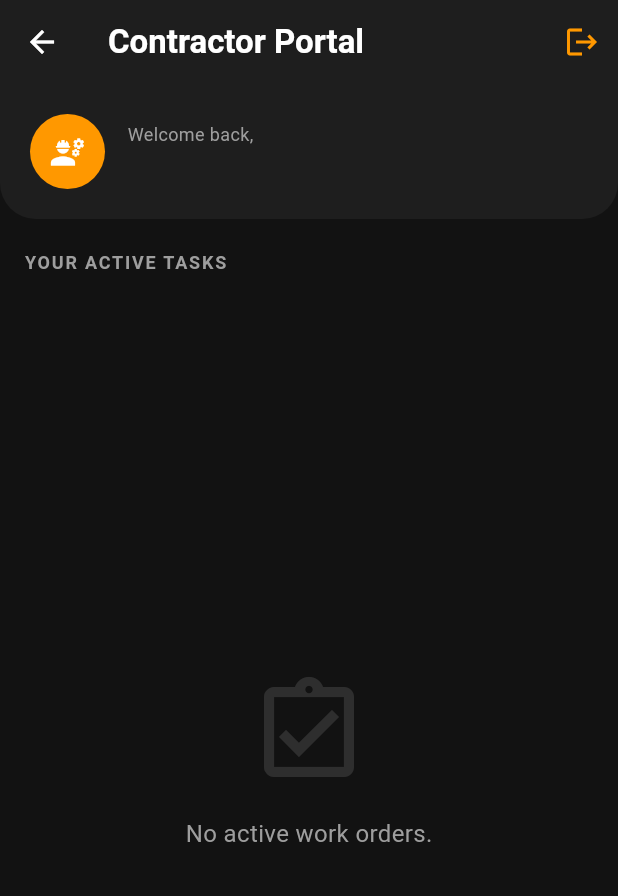
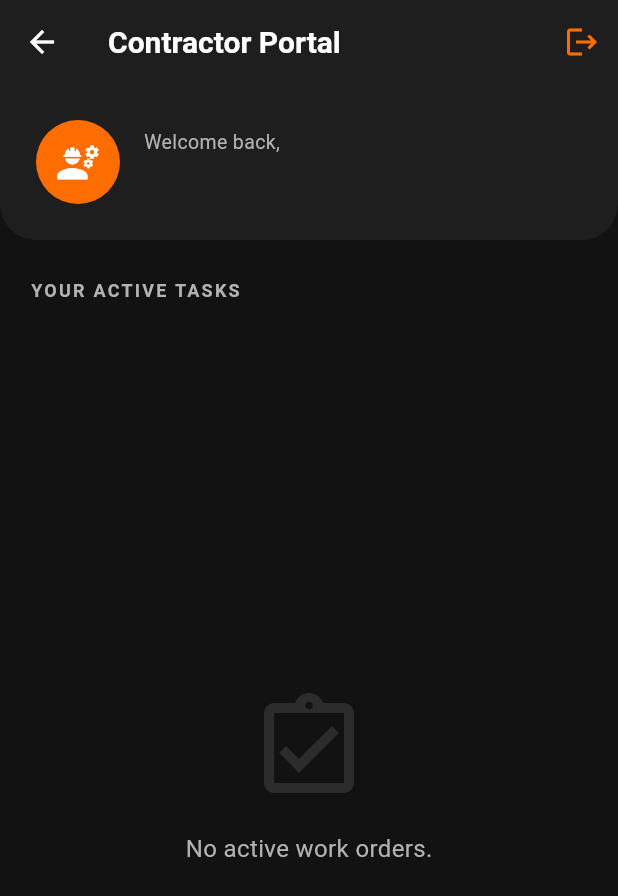
Before and after one commit to kaavyaMagesh/fixcity, a Flutter app: the ContractorDashboardScreen screen opened by its route, on a phone screen of 412 x 824 dp. Shown: the top 896 px of the screen. Run offline on Flutter 3.47's test engine with Material 3 defaults, Android fonts, the light colour scheme and no system bars; our stand-ins replace carousel_slider, cloud_firestore, firebase_auth, firebase_core, flutter_dotenv, flutter_map and 7 more; accounts and stored records are empty.

Commit message:
Updating UI

```diff
--- a/lib/screens/contractor_dashboard_screen.dart
+++ b/lib/screens/contractor_dashboard_screen.dart
@@ -15,36 +15,28 @@ class ContractorDashboardScreen extends StatefulWidget {
 class _ContractorDashboardScreenState extends State<ContractorDashboardScreen> {
   bool _isVerifying = false;
 
-  // --- 📸 LOGIC: Capture and AI Verify ---
+  // --- 📸 LOGIC: UNTOUCHED ---
   Future<void> _handleFixUpload(String reportId, dynamic reportData) async {
     final picker = ImagePicker();
 
-    // 1. Capture the new "Fixed" photo
-    // Reduced quality slightly to prevent memory-related app exits on physical devices
     final XFile? photo = await picker.pickImage(
       source: ImageSource.camera,
       imageQuality: 50,
     );
 
     if (photo == null) return;
-
-    // Safety check: Ensure widget is still active
     if (!mounted) return;
 
     setState(() => _isVerifying = true);
 
-    // Close the bottom sheet so user sees the loading overlay
     if (Navigator.canPop(context)) Navigator.pop(context);
 
     try {
       Uint8List imageBytes = await photo.readAsBytes();
 
-      // 2. Extract Lat/Lng from the existing report data
-      // This ensures we are verifying the correct location without needing a 'Before' image
       double lat = reportData['location']?['lat'] ?? 0.0;
       double lng = reportData['location']?['lng'] ?? 0.0;
 
-      // 3. Call the simplified Service (Independent Quality Check)
       Map<String, dynamic> result = await ContractorAIService.verifyFix(
         imageBytes: imageBytes,
         latitude: lat,
@@ -57,7 +49,6 @@ class _ContractorDashboardScreenState extends State<ContractorDashboardScreen> {
       String reason = result['reason'] ?? "AI verification completed.";
 
       if (isFixed) {
-        // 4. Update Firestore: Move to RESOLVED directly
         await FirebaseFirestore.instance.collection('reports').doc(reportId).update({
           'status': 'RESOLVED',
           'aiAnalysis.status': 'VERIFIED BY AI',
@@ -68,12 +59,11 @@ class _ContractorDashboardScreenState extends State<ContractorDashboardScreen> {
 
         _showSnackBar("✅ AI Approved! Task marked as Resolved.", Colors.green);
       } else {
-        // AI rejected the fix based on image quality/location
-        _showSnackBar("❌ AI Refused: $reason", Colors.redAccent);
+        _showSnackBar("❌ AI Refused: $reason", const Color(0xFFF44336)); // Spec Red
       }
     } catch (e) {
       if (mounted) {
-        _showSnackBar("Error: AI verification failed. Check connection.", Colors.redAccent);
+        _showSnackBar("Error: AI verification failed. Check connection.", const Color(0xFFF44336));
       }
       debugPrint("Verification Error: $e");
     } finally {
@@ -84,9 +74,10 @@ class _ContractorDashboardScreenState extends State<ContractorDashboardScreen> {
   void _showSnackBar(String msg, Color bg) {
     ScaffoldMessenger.of(context).showSnackBar(
       SnackBar(
-        content: Text(msg, style: const TextStyle(color: Colors.white)),
+        content: Text(msg, style: const TextStyle(color: Colors.white, fontWeight: FontWeight.bold)),
         backgroundColor: bg,
         behavior: SnackBarBehavior.floating,
+        shape: RoundedRectangleBorder(borderRadius: BorderRadius.circular(8)),
         duration: const Duration(seconds: 4),
       ),
     );
@@ -97,15 +88,15 @@ class _ContractorDashboardScreenState extends State<ContractorDashboardScreen> {
     final user = FirebaseAuth.instance.currentUser;
 
     return Scaffold(
-      backgroundColor: const Color(0xFF121212),
+      backgroundColor: const Color(0xFF121212), // Spec: App Background
       appBar: AppBar(
         elevation: 0,
-        backgroundColor: const Color(0xFF1E1E1E),
+        backgroundColor: const Color(0xFF1E1E1E), // Spec: Surface Grey
         title: const Text("Contractor Portal",
-            style: TextStyle(fontWeight: FontWeight.bold, color: Colors.white)),
+            style: TextStyle(fontWeight: FontWeight.bold, color: Colors.white, fontSize: 20)),
         actions: [
           IconButton(
-            icon: const Icon(Icons.logout, color: Colors.orange),
+            icon: const Icon(Icons.logout, color: Color(0xFFFF6D00)), // Spec: Primary Orange
             onPressed: () => FirebaseAuth.instance.signOut(),
           ),
         ],
@@ -117,13 +108,13 @@ class _ContractorDashboardScreenState extends State<ContractorDashboardScreen> {
             children: [
               _buildHeader(user?.email ?? "Contractor"),
               const Padding(
-                padding: EdgeInsets.fromLTRB(16, 20, 16, 8),
+                padding: EdgeInsets.fromLTRB(20, 25, 20, 10),
                 child: Text(
                   "YOUR ACTIVE TASKS",
                   style: TextStyle(
-                      color: Colors.grey,
+                      color: Color(0xFFB3B3B3), // Spec: Body Light Grey
                       fontWeight: FontWeight.bold,
-                      letterSpacing: 1.2,
+                      letterSpacing: 1.5,
                       fontSize: 12),
                 ),
               ),
@@ -136,14 +127,14 @@ class _ContractorDashboardScreenState extends State<ContractorDashboardScreen> {
                       .snapshots(),
                   builder: (context, snapshot) {
                     if (snapshot.connectionState == ConnectionState.waiting) {
-                      return const Center(child: CircularProgressIndicator(color: Colors.orange));
+                      return const Center(child: CircularProgressIndicator(color: Color(0xFFFF6D00)));
                     }
                     if (!snapshot.hasData || snapshot.data!.docs.isEmpty) {
                       return _buildEmptyState();
                     }
 
                     return ListView.builder(
-                      padding: const EdgeInsets.all(12),
+                      padding: const EdgeInsets.symmetric(horizontal: 16, vertical: 8),
                       itemCount: snapshot.data!.docs.length,
                       itemBuilder: (context, index) {
                         return _buildTaskCard(context, snapshot.data!.docs[index]);
@@ -158,18 +149,18 @@ class _ContractorDashboardScreenState extends State<ContractorDashboardScreen> {
           // --- 🤖 AI PROCESSING OVERLAY ---
           if (_isVerifying)
             Container(
-              color: Colors.black.withOpacity(0.85),
+              color: Colors.black.withOpacity(0.9),
               child: const Center(
                 child: Column(
                   mainAxisSize: MainAxisSize.min,
                   children: [
-                    CircularProgressIndicator(color: Colors.orange),
+                    CircularProgressIndicator(color: Color(0xFF00E5FF)), // Spec: AI Cyan
                     SizedBox(height: 25),
-                    Text("Gemini AI is verifying repair...",
-                        style: TextStyle(color: Colors.white, fontWeight: FontWeight.bold, fontSize: 18)),
+                    Text("AI IS VERIFYING FIX",
+                        style: TextStyle(color: Color(0xFF00E5FF), fontWeight: FontWeight.bold, fontSize: 18, letterSpacing: 1.2)),
                     SizedBox(height: 10),
-                    Text("Checking road safety and location coordinates",
-                        style: TextStyle(color: Colors.grey, fontSize: 13)),
+                    Text("Analyzing road safety & GPS metrics",
+                        style: TextStyle(color: Color(0xFFB3B3B3), fontSize: 13)),
                   ],
                 ),
               ),
@@ -181,25 +172,26 @@ class _ContractorDashboardScreenState extends State<ContractorDashboardScreen> {
 
   Widget _buildHeader(String email) {
     return Container(
-      padding: const EdgeInsets.all(20),
+      padding: const EdgeInsets.all(24),
       decoration: const BoxDecoration(
-        color: Color(0xFF1E1E1E),
+        color: Color(0xFF1E1E1E), // Spec Surface
         borderRadius: BorderRadius.only(
             bottomLeft: Radius.circular(24), bottomRight: Radius.circular(24)),
       ),
       child: Row(
         children: [
           const CircleAvatar(
-            backgroundColor: Colors.orange,
-            radius: 25,
-            child: Icon(Icons.engineering, color: Colors.white),
+            backgroundColor: Color(0xFFFF6D00), // Spec Orange
+            radius: 28,
+            child: Icon(Icons.engineering, color: Colors.white, size: 30),
           ),
-          const SizedBox(width: 15),
+          const SizedBox(width: 16),
           Expanded(
             child: Column(
               crossAxisAlignment: CrossAxisAlignment.start,
               children: [
-                const Text("Welcome back,", style: TextStyle(color: Colors.grey, fontSize: 12)),
+                const Text("Welcome back,", style: TextStyle(color: Color(0xFFB3B3B3), fontSize: 13)),
+                const SizedBox(height: 4),
                 Text(email,
                     style: const TextStyle(color: Colors.white, fontSize: 16, fontWeight: FontWeight.bold),
                     overflow: TextOverflow.ellipsis),
@@ -216,9 +208,9 @@ class _ContractorDashboardScreenState extends State<ContractorDashboardScreen> {
       child: Column(
         mainAxisAlignment: MainAxisAlignment.center,
         children: [
-          Icon(Icons.assignment_turned_in_outlined, size: 80, color: Colors.grey.withOpacity(0.2)),
+          Icon(Icons.assignment_turned_in_outlined, size: 80, color: const Color(0xFF2C2C2C)),
           const SizedBox(height: 16),
-          const Text("No active work orders.", style: TextStyle(color: Colors.grey, fontSize: 16)),
+          const Text("No active work orders.", style: TextStyle(color: Color(0xFFB3B3B3), fontSize: 16)),
         ],
       ),
     );
@@ -227,30 +219,32 @@ class _ContractorDashboardScreenState extends State<ContractorDashboardScreen> {
   Widget _buildTaskCard(BuildContext context, DocumentSnapshot doc) {
     var data = doc.data() as Map<String, dynamic>;
     return Card(
-      color: const Color(0xFF2C2C2C),
-      margin: const EdgeInsets.only(bottom: 12),
-      shape: RoundedRectangleBorder(borderRadius: BorderRadius.circular(16)),
+      color: const Color(0xFF1E1E1E), // Spec Surface
+      elevation: 0,
+      margin: const EdgeInsets.only(bottom: 16),
+      shape: RoundedRectangleBorder(
+        borderRadius: BorderRadius.circular(12),
+        side: const BorderSide(color: Color(0xFF333333), width: 1), // Spec thin border
+      ),
       child: ListTile(
         contentPadding: const EdgeInsets.all(16),
         leading: ClipRRect(
           borderRadius: BorderRadius.circular(8),
           child: Image.network(data['imageUrl'],
-              width: 60, height: 60, fit: BoxFit.cover,
-              errorBuilder: (_, __, ___) => const Icon(Icons.broken_image, color: Colors.grey)),
+              width: 65, height: 65, fit: BoxFit.cover,
+              errorBuilder: (_, __, ___) => Container(color: const Color(0xFF2C2C2C), child: const Icon(Icons.broken_image, color: Colors.grey))),
         ),
         title: Text(data['aiAnalysis']?['issueType'] ?? "Infrastructure Task",
-            style: const TextStyle(color: Colors.white, fontWeight: FontWeight.bold)),
-        subtitle: Column(
-          crossAxisAlignment: CrossAxisAlignment.start,
-          children: [
-            const SizedBox(height: 4),
-            Text("Dept: ${data['department'] ?? 'Municipal'}",
-                style: const TextStyle(color: Colors.grey, fontSize: 12)),
-          ],
+            style: const TextStyle(color: Colors.white, fontWeight: FontWeight.bold, fontSize: 16)),
+        subtitle: Padding(
+          padding: const EdgeInsets.only(top: 8.0),
+          child: Text("Dept: ${data['department'] ?? 'Municipal'}",
+              style: const TextStyle(color: Color(0xFF00E5FF), fontSize: 12, fontWeight: FontWeight.w600)), // Spec Cyan
         ),
-        trailing: const CircleAvatar(
-          backgroundColor: Colors.orange,
-          child: Icon(Icons.camera_alt, color: Colors.white, size: 20),
+        trailing: Container(
+          padding: const EdgeInsets.all(8),
+          decoration: BoxDecoration(color: const Color(0xFF2C2C2C), borderRadius: BorderRadius.circular(8)),
+          child: const Icon(Icons.camera_alt, color: Color(0xFFFF6D00), size: 20),
         ),
         onTap: () => _showUploadFixBottomSheet(context, doc),
       ),
@@ -261,34 +255,34 @@ class _ContractorDashboardScreenState extends State<ContractorDashboardScreen> {
     var data = doc.data() as Map<String, dynamic>;
     showModalBottomSheet(
       context: context,
-      backgroundColor: const Color(0xFF1E1E1E),
+      backgroundColor: const Color(0xFF1E1E1E), // Spec Surface
       shape: const RoundedRectangleBorder(borderRadius: BorderRadius.vertical(top: Radius.circular(20))),
       builder: (context) => Padding(
-        padding: const EdgeInsets.all(24.0),
+        padding: const EdgeInsets.symmetric(horizontal: 24.0, vertical: 32.0),
         child: Column(
           mainAxisSize: MainAxisSize.min,
           children: [
-            const Icon(Icons.camera_enhance, size: 48, color: Colors.orange),
-            const SizedBox(height: 16),
+            const Icon(Icons.camera_enhance, size: 48, color: Color(0xFFFF6D00)),
+            const SizedBox(height: 20),
             const Text("Verify Completion",
                 style: TextStyle(color: Colors.white, fontSize: 22, fontWeight: FontWeight.bold)),
             const SizedBox(height: 12),
             const Text(
               "Capture the repaired area. Gemini AI will analyze the road quality and location to close the task.",
               textAlign: TextAlign.center,
-              style: TextStyle(color: Colors.grey, fontSize: 14),
+              style: TextStyle(color: Color(0xFFB3B3B3), fontSize: 14, height: 1.4),
             ),
-            const SizedBox(height: 30),
+            const SizedBox(height: 32),
             ElevatedButton.icon(
-              // IMPORTANT: Passing 'data' here instead of just the URL
               onPressed: _isVerifying ? null : () => _handleFixUpload(doc.id, data),
               icon: const Icon(Icons.camera_alt),
-              label: Text(_isVerifying ? "VERIFYING..." : "CAPTURE & FINISH"),
+              label: const Text("CAPTURE & FINISH"),
               style: ElevatedButton.styleFrom(
-                backgroundColor: Colors.orange,
+                backgroundColor: const Color(0xFFFF6D00), // Spec Orange
                 foregroundColor: Colors.white,
                 minimumSize: const Size(double.infinity, 56),
-                shape: RoundedRectangleBorder(borderRadius: BorderRadius.circular(12)),
+                shape: RoundedRectangleBorder(borderRadius: BorderRadius.circular(8)), // Spec Radius 8
+                textStyle: const TextStyle(fontWeight: FontWeight.bold, letterSpacing: 1.2),
               ),
             ),
             const SizedBox(height: 10),
```
